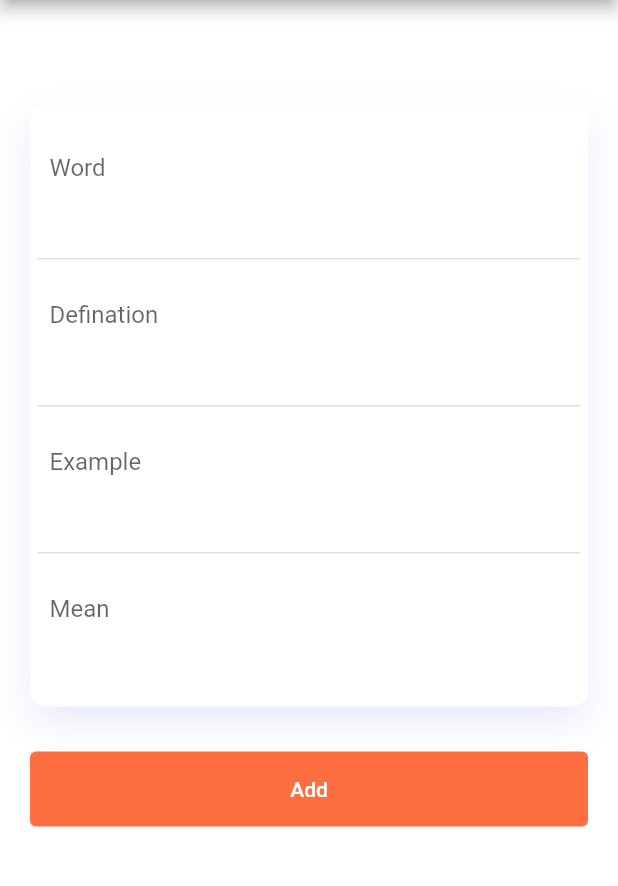
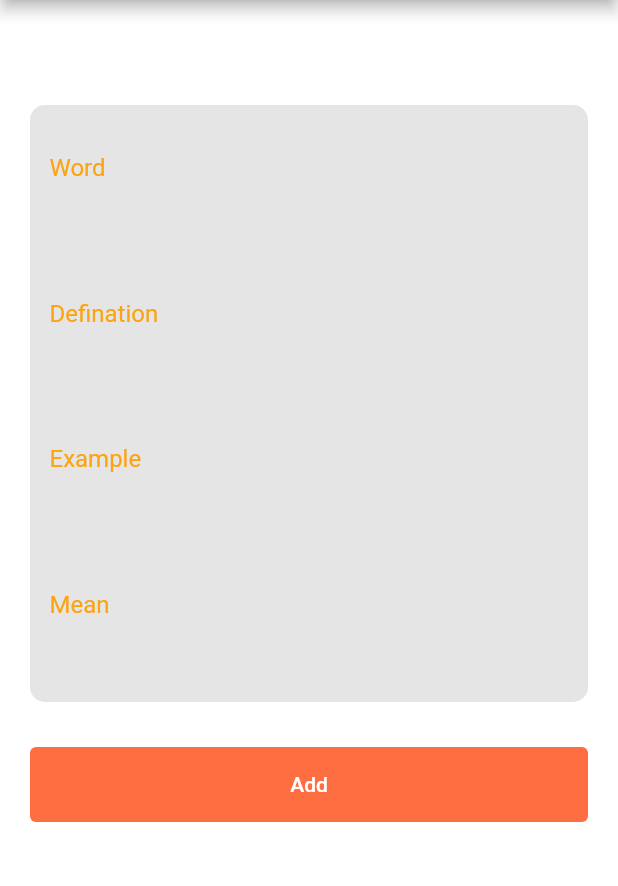
Before and after one commit to OO-E/Lingowall-Flutter, a Flutter app: the AddAndUpdateController screen opened directly, on a phone screen of 412 x 824 dp, the part 84-970 px from its top. Run offline on Flutter 3.47's test engine with Material 2 defaults, Android fonts, the light colour scheme and no system bars; our stand-ins replace bottom_navy_bar, dio, firebase_core, flutter_easyloading, get, get_storage and 2 more; missing offline and left inert: adaptive_action_sheet, dart_json_mapper, number_paginator; accounts and stored records are empty.

Commit message:
dark theme updated

```diff
--- a/lib/UI/add_and_update/add_and_update_view.dart
+++ b/lib/UI/add_and_update/add_and_update_view.dart
@@ -14,12 +14,12 @@ class AddAndUpdateController extends StatelessWidget {
     return Scaffold(
       appBar: AppBar(title: const Text("LINGOWALL")),
       body: SafeArea(
-        child: buildSingleChildScrollView(),
+        child: buildSingleChildScrollView(context),
       ),
     );
   }
 
-  SingleChildScrollView buildSingleChildScrollView() {
+  SingleChildScrollView buildSingleChildScrollView(BuildContext context) {
     return SingleChildScrollView(
       child: Container(
         child: Column(
@@ -34,70 +34,16 @@ class AddAndUpdateController extends StatelessWidget {
                   Container(
                     padding: EdgeInsets.all(5),
                     decoration: BoxDecoration(
-                        color: Colors.white,
-                        borderRadius: BorderRadius.circular(10),
-                        boxShadow: const [
-                          BoxShadow(
-                              color: Color.fromRGBO(143, 148, 251, .2),
-                              blurRadius: 20.0,
-                              offset: Offset(0, 10))
-                        ]),
+                      color: Theme.of(context).colorScheme.onPrimary,
+                      borderRadius: BorderRadius.circular(10),
+                    ),
                     child: Obx(() {
                       return Column(
                         children: <Widget>[
-                          Container(
-                            padding: EdgeInsets.all(8.0),
-                            decoration: const BoxDecoration(
-                                border: Border(
-                                    bottom: BorderSide(color: Colors.black12))),
-                            child: TextField(
-                              controller: logic.wordController,
-                              decoration: InputDecoration(
-                                border: InputBorder.none,
-                                labelText: "Word",
-                                errorText: logic.wordError.value,
-                              ),
-                            ),
-                          ),
-                          Container(
-                            padding: EdgeInsets.all(8.0),
-                            decoration: const BoxDecoration(
-                                border: Border(
-                                    bottom: BorderSide(color: Colors.black12))),
-                            child: TextField(
-                              controller: logic.definationController,
-                              decoration: InputDecoration(
-                                errorText: logic.definationError.value,
-                                border: InputBorder.none,
-                                labelText: "Defination",
-                              ),
-                            ),
-                          ),
-                          Container(
-                            padding: EdgeInsets.all(8.0),
-                            decoration: const BoxDecoration(
-                                border: Border(
-                                    bottom: BorderSide(color: Colors.black12))),
-                            child: TextField(
-                              controller: logic.exampleController,
-                              decoration: InputDecoration(
-                                errorText: logic.exampleError.value,
-                                border: InputBorder.none,
-                                labelText: "Example",
-                              ),
-                            ),
-                          ),
-                          Container(
-                            padding: EdgeInsets.all(8.0),
-                            child: TextField(
-                              controller: logic.meanController,
-                              decoration: InputDecoration(
-                                errorText: logic.meanError.value,
-                                border: InputBorder.none,
-                                labelText: "Mean",
-                              ),
-                            ),
-                          )
+                          wordTextField(context),
+                          definationTextField(context),
+                          exampleTextField(context),
+                          meanTextField(context)
                         ],
                       );
                     }),
@@ -105,20 +51,7 @@ class AddAndUpdateController extends StatelessWidget {
                   const SizedBox(
                     height: 30,
                   ),
-                  Container(
-                      width: double.infinity,
-                      height: 50,
-                      child: TextButton(
-                        style: ButtonStyle(
-                            backgroundColor: MaterialStateProperty.all<Color>(
-                                Colors.deepOrangeAccent),
-                            foregroundColor:
-                                MaterialStateProperty.all<Color>(Colors.white)),
-                        child: Text('Add'.tr),
-                        onPressed: () {
-                          logic.addNewWord();
-                        },
-                      )),
+                  updateButton(context),
                   const SizedBox(
                     height: 70,
                   ),
@@ -130,4 +63,84 @@ class AddAndUpdateController extends StatelessWidget {
       ),
     );
   }
+
+  Container updateButton(BuildContext context) {
+    return Container(
+        width: double.infinity,
+        height: 50,
+        child: TextButton(
+          style: ButtonStyle(
+              backgroundColor:
+                  MaterialStateProperty.all<Color>(Colors.deepOrangeAccent),
+              foregroundColor: MaterialStateProperty.all<Color>(Colors.white)),
+          child: Text('Add'.tr),
+          onPressed: () {
+            logic.addNewWord();
+          },
+        ));
+  }
+
+  Container definationTextField(BuildContext context) {
+    return Container(
+      padding: EdgeInsets.all(8.0),
+      child: TextField(
+        style: Theme.of(context).textTheme.headline3,
+        controller: logic.definationController,
+        decoration: InputDecoration(
+          labelStyle: TextStyle(color: Theme.of(context).colorScheme.secondary),
+          border: InputBorder.none,
+          labelText: "Defination",
+          errorText: logic.definationError.value,
+        ),
+      ),
+    );
+  }
+
+  Container exampleTextField(BuildContext context) {
+    return Container(
+      padding: EdgeInsets.all(8.0),
+      child: TextField(
+        style: Theme.of(context).textTheme.headline3,
+        controller: logic.exampleController,
+        decoration: InputDecoration(
+          labelStyle: TextStyle(color: Theme.of(context).colorScheme.secondary),
+          border: InputBorder.none,
+          labelText: "Example",
+          errorText: logic.exampleError.value,
+        ),
+      ),
+    );
+  }
+
+  Container meanTextField(BuildContext context) {
+    return Container(
+      padding: EdgeInsets.all(8.0),
+      child: TextField(
+        style: Theme.of(context).textTheme.headline3,
+        controller: logic.meanController,
+        decoration: InputDecoration(
+            labelStyle:
+                TextStyle(color: Theme.of(context).colorScheme.secondary),
+            border: InputBorder.none,
+            labelText: "Mean",
+            errorText: logic.meanError.value),
+      ),
+    );
+  }
+
+  Container wordTextField(BuildContext context) {
+    return Container(
+      padding: EdgeInsets.all(8.0),
+      child: TextField(
+        controller: logic.wordController,
+        style: Theme.of(context).textTheme.headline3,
+        decoration: InputDecoration(
+          labelStyle: TextStyle(color: Theme.of(context).colorScheme.secondary),
+          border: InputBorder.none,
+          labelText: "Word",
+          errorText: logic.wordError.value,
+        ),
+      ),
+    );
+  }
 }
--- a/pubspec.yaml
+++ b/pubspec.yaml
@@ -15,7 +15,7 @@ publish_to: 'none' # Remove this line if you wish to publish to pub.dev
 # In iOS, build-name is used as CFBundleShortVersionString while build-number used as CFBundleVersion.
 # Read more about iOS versioning at
 # https://developer.apple.com/library/archive/documentation/General/Reference/InfoPlistKeyReference/Articles/CoreFoundationKeys.html
-version: 1.0.0+1
+version: 1.0.0+2
 
 environment:
   sdk: ">=2.15.1 <3.0.0"
```
